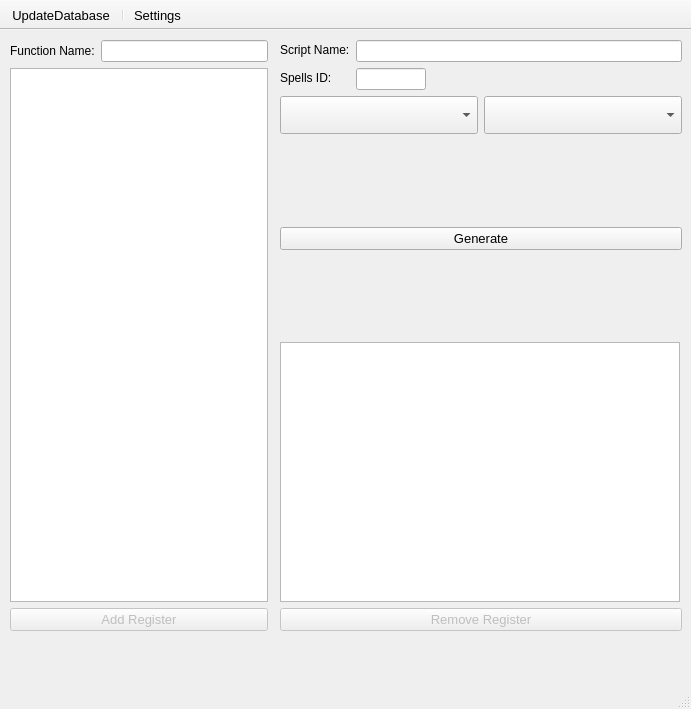
Above: mainwindow.ui from Yourp/UWOWDevelopHelper before the change. Below: the same form after it.
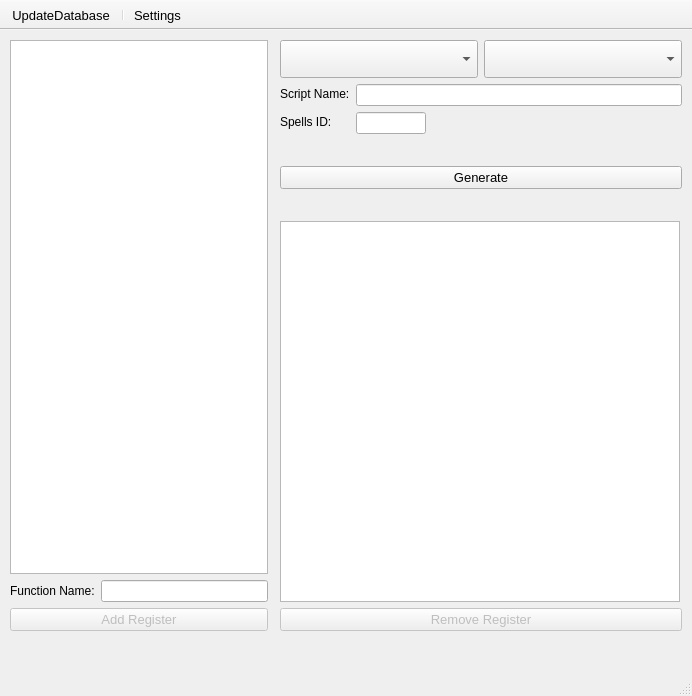
That is the form after the change. Icons and pictures are not drawn.

Commit message: сохраним дизайн

```diff
--- a/mainwindow.ui
+++ b/mainwindow.ui
@@ -12,8 +12,8 @@
    <rect>
     <x>0</x>
     <y>0</y>
-    <width>691</width>
-    <height>709</height>
+    <width>692</width>
+    <height>696</height>
    </rect>
   </property>
   <property name="contextMenuPolicy">
@@ -55,39 +55,6 @@
      </rect>
     </property>
     <layout class="QVBoxLayout" name="verticalLayout">
-     <item>
-      <layout class="QHBoxLayout" name="horizontalLayout_2">
-       <item>
-        <widget class="QLabel" name="label_3">
-         <property name="minimumSize">
-          <size>
-           <width>0</width>
-           <height>15</height>
-          </size>
-         </property>
-         <property name="maximumSize">
-          <size>
-           <width>16777215</width>
-           <height>15</height>
-          </size>
-         </property>
-         <property name="text">
-          <string>Function Name:</string>
-         </property>
-        </widget>
-       </item>
-       <item>
-        <widget class="QLineEdit" name="LE_FunctionName">
-         <property name="minimumSize">
-          <size>
-           <width>0</width>
-           <height>20</height>
-          </size>
-         </property>
-        </widget>
-       </item>
-      </layout>
-     </item>
      <item>
       <widget class="QListWidget" name="LW_StaticRegisters">
        <property name="minimumSize">
@@ -149,6 +116,39 @@
        </property>
       </widget>
      </item>
+     <item>
+      <layout class="QHBoxLayout" name="horizontalLayout_2">
+       <item>
+        <widget class="QLabel" name="label_3">
+         <property name="minimumSize">
+          <size>
+           <width>0</width>
+           <height>15</height>
+          </size>
+         </property>
+         <property name="maximumSize">
+          <size>
+           <width>16777215</width>
+           <height>15</height>
+          </size>
+         </property>
+         <property name="text">
+          <string>Function Name:</string>
+         </property>
+        </widget>
+       </item>
+       <item>
+        <widget class="QLineEdit" name="LE_FunctionName">
+         <property name="minimumSize">
+          <size>
+           <width>0</width>
+           <height>20</height>
+          </size>
+         </property>
+        </widget>
+       </item>
+      </layout>
+     </item>
      <item>
       <widget class="QPushButton" name="PB_AddRegister">
        <property name="enabled">
@@ -198,68 +198,6 @@
      </rect>
     </property>
     <layout class="QVBoxLayout" name="verticalLayout_2">
-     <item>
-      <layout class="QVBoxLayout" name="verticalLayout_3">
-       <item>
-        <layout class="QFormLayout" name="formLayout">
-         <item row="0" column="0">
-          <widget class="QLabel" name="label">
-           <property name="minimumSize">
-            <size>
-             <width>0</width>
-             <height>20</height>
-            </size>
-           </property>
-           <property name="maximumSize">
-            <size>
-             <width>16777215</width>
-             <height>20</height>
-            </size>
-           </property>
-           <property name="text">
-            <string>Script Name:</string>
-           </property>
-          </widget>
-         </item>
-         <item row="0" column="1">
-          <widget class="QLineEdit" name="LE_ScriptName"/>
-         </item>
-         <item row="1" column="0">
-          <widget class="QLabel" name="label_2">
-           <property name="minimumSize">
-            <size>
-             <width>0</width>
-             <height>20</height>
-            </size>
-           </property>
-           <property name="maximumSize">
-            <size>
-             <width>16777215</width>
-             <height>20</height>
-            </size>
-           </property>
-           <property name="text">
-            <string>Spells ID:</string>
-           </property>
-          </widget>
-         </item>
-         <item row="1" column="1">
-          <widget class="QLineEdit" name="LE_SpellID">
-           <property name="maximumSize">
-            <size>
-             <width>70</width>
-             <height>16777215</height>
-            </size>
-           </property>
-           <property name="maxLength">
-            <number>10</number>
-           </property>
-          </widget>
-         </item>
-        </layout>
-       </item>
-      </layout>
-     </item>
      <item>
       <layout class="QHBoxLayout" name="horizontalLayout">
        <item>
@@ -304,17 +242,130 @@
       </layout>
      </item>
      <item>
-      <spacer name="verticalSpacer_2">
-       <property name="orientation">
-        <enum>Qt::Vertical</enum>
-       </property>
-       <property name="sizeHint" stdset="0">
-        <size>
-         <width>20</width>
-         <height>40</height>
-        </size>
-       </property>
-      </spacer>
+      <layout class="QFormLayout" name="formLayout">
+       <item row="0" column="0">
+        <widget class="QLabel" name="label">
+         <property name="minimumSize">
+          <size>
+           <width>0</width>
+           <height>20</height>
+          </size>
+         </property>
+         <property name="maximumSize">
+          <size>
+           <width>16777215</width>
+           <height>20</height>
+          </size>
+         </property>
+         <property name="text">
+          <string>Script Name:</string>
+         </property>
+        </widget>
+       </item>
+       <item row="0" column="1">
+        <widget class="QLineEdit" name="LE_ScriptName">
+         <property name="minimumSize">
+          <size>
+           <width>128</width>
+           <height>0</height>
+          </size>
+         </property>
+        </widget>
+       </item>
+       <item row="1" column="0">
+        <widget class="QLabel" name="label_2">
+         <property name="minimumSize">
+          <size>
+           <width>0</width>
+           <height>20</height>
+          </size>
+         </property>
+         <property name="maximumSize">
+          <size>
+           <width>16777215</width>
+           <height>20</height>
+          </size>
+         </property>
+         <property name="text">
+          <string>Spells ID:</string>
+         </property>
+        </widget>
+       </item>
+       <item row="1" column="1">
+        <widget class="QLineEdit" name="LE_SpellID">
+         <property name="maximumSize">
+          <size>
+           <width>70</width>
+           <height>16777215</height>
+          </size>
+         </property>
+         <property name="maxLength">
+          <number>10</number>
+         </property>
+        </widget>
+       </item>
+      </layout>
+     </item>
+     <item>
+      <layout class="QHBoxLayout" name="horizontalLayout_3">
+       <item>
+        <spacer name="horizontalSpacer">
+         <property name="orientation">
+          <enum>Qt::Horizontal</enum>
+         </property>
+         <property name="sizeHint" stdset="0">
+          <size>
+           <width>40</width>
+           <height>20</height>
+          </size>
+         </property>
+        </spacer>
+       </item>
+       <item>
+        <widget class="QLabel" name="label_4">
+         <property name="enabled">
+          <bool>true</bool>
+         </property>
+         <property name="maximumSize">
+          <size>
+           <width>40</width>
+           <height>40</height>
+          </size>
+         </property>
+         <property name="layoutDirection">
+          <enum>Qt::LeftToRight</enum>
+         </property>
+         <property name="text">
+          <string/>
+         </property>
+         <property name="pixmap">
+          <pixmap>Icons/down-arrow_icon-icons.com_71215.png</pixmap>
+         </property>
+         <property name="scaledContents">
+          <bool>true</bool>
+         </property>
+         <property name="alignment">
+          <set>Qt::AlignCenter</set>
+         </property>
+         <property name="wordWrap">
+          <bool>false</bool>
+         </property>
+        </widget>
+       </item>
+       <item>
+        <spacer name="horizontalSpacer_2">
+         <property name="orientation">
+          <enum>Qt::Horizontal</enum>
+         </property>
+         <property name="sizeHint" stdset="0">
+          <size>
+           <width>40</width>
+           <height>20</height>
+          </size>
+         </property>
+        </spacer>
+       </item>
+      </layout>
      </item>
      <item>
       <widget class="QPushButton" name="PB_GenerateCode">
@@ -354,17 +405,65 @@
       </widget>
      </item>
      <item>
-      <spacer name="verticalSpacer">
-       <property name="orientation">
-        <enum>Qt::Vertical</enum>
-       </property>
-       <property name="sizeHint" stdset="0">
-        <size>
-         <width>20</width>
-         <height>40</height>
-        </size>
-       </property>
-      </spacer>
+      <layout class="QHBoxLayout" name="horizontalLayout_4">
+       <item>
+        <spacer name="horizontalSpacer_3">
+         <property name="orientation">
+          <enum>Qt::Horizontal</enum>
+         </property>
+         <property name="sizeHint" stdset="0">
+          <size>
+           <width>40</width>
+           <height>20</height>
+          </size>
+         </property>
+        </spacer>
+       </item>
+       <item>
+        <widget class="QLabel" name="label_5">
+         <property name="enabled">
+          <bool>true</bool>
+         </property>
+         <property name="maximumSize">
+          <size>
+           <width>40</width>
+           <height>40</height>
+          </size>
+         </property>
+         <property name="layoutDirection">
+          <enum>Qt::LeftToRight</enum>
+         </property>
+         <property name="text">
+          <string/>
+         </property>
+         <property name="pixmap">
+          <pixmap>Icons/up-arrow_icon-icons.com_70835.png</pixmap>
+         </property>
+         <property name="scaledContents">
+          <bool>true</bool>
+         </property>
+         <property name="alignment">
+          <set>Qt::AlignCenter</set>
+         </property>
+         <property name="wordWrap">
+          <bool>false</bool>
+         </property>
+        </widget>
+       </item>
+       <item>
+        <spacer name="horizontalSpacer_4">
+         <property name="orientation">
+          <enum>Qt::Horizontal</enum>
+         </property>
+         <property name="sizeHint" stdset="0">
+          <size>
+           <width>40</width>
+           <height>20</height>
+          </size>
+         </property>
+        </spacer>
+       </item>
+      </layout>
      </item>
      <item>
       <widget class="QTableWidget" name="TW_AddedRegisters">
```
Left out of the diff: 5 changed lines with no effect on the pictures. The commit also changes 1 other file.
